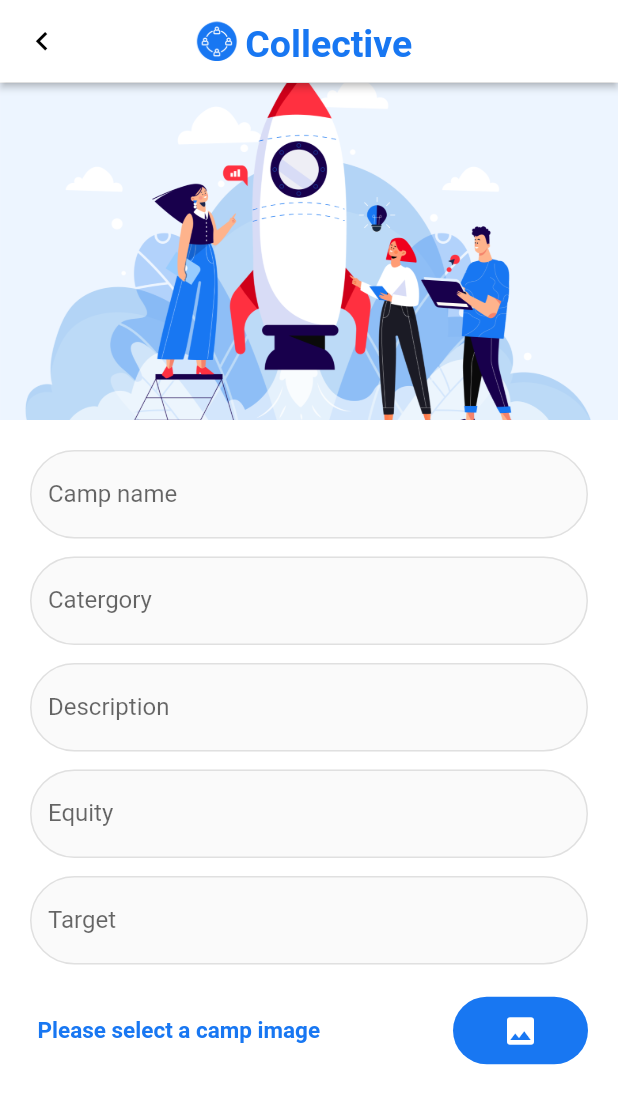
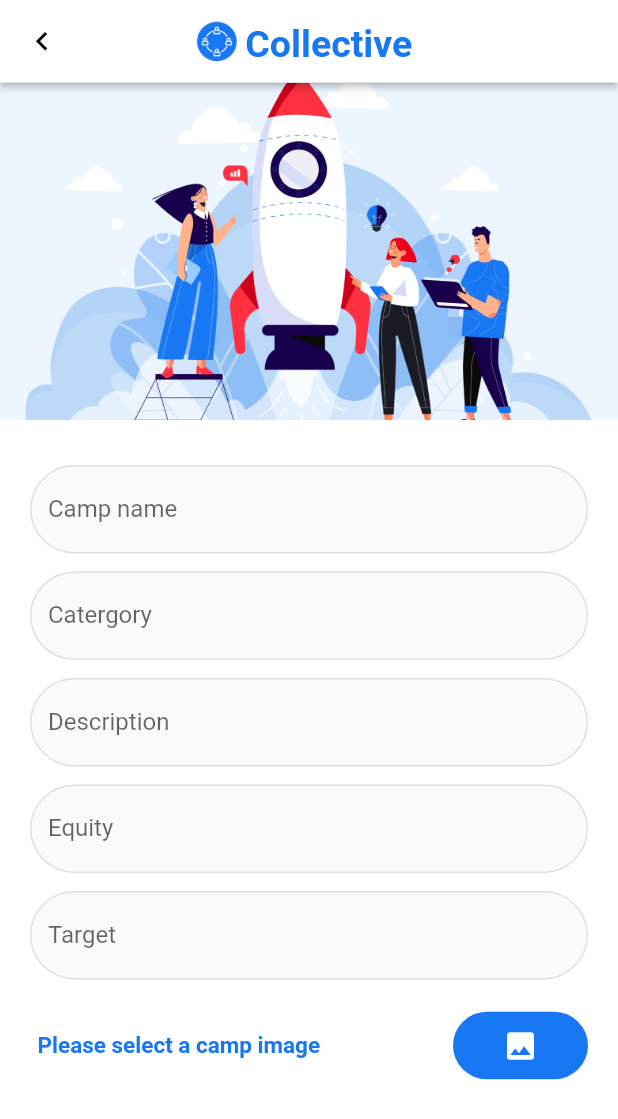
Before and after one commit to sagarparker/Collective, a Flutter app: the CreateCampScreen screen opened by its route, on a phone screen of 412 x 824 dp. Shown: the top 1119 px of the screen. Run offline on Flutter 3.47's test engine with Material 2 defaults, Android fonts, the phone set to English and light mode, and no system bars; our stand-ins replace bottom_navy_bar, flutter_spinkit, form_field_validator, image_picker, percent_indicator, shared_preferences and 1 more; missing offline and left inert: pay, progressive_image; accounts and stored records are empty; Roboto replaces fonts that are missing (Avenir).

Commit message:
Update to the app UI

```diff
--- a/frontend/lib/main.dart
+++ b/frontend/lib/main.dart
@@ -15,9 +15,15 @@ import 'package:collective/screens/UsersCampScreen.dart';
 import 'package:collective/screens/UsersCollabScreen.dart';
 import 'package:collective/widgets/SplashScreenWidget.dart';
 import 'package:flutter/material.dart';
+import 'package:flutter/services.dart';
 
 void main() {
   runApp(MyApp());
+  SystemChrome.setSystemUIOverlayStyle(SystemUiOverlayStyle(
+    systemNavigationBarColor: Colors.white,
+    systemNavigationBarDividerColor: Color.fromRGBO(240, 240, 240, 1),
+    systemNavigationBarIconBrightness: Brightness.dark,
+  ));
 }
 
 class MyApp extends StatelessWidget {
--- a/frontend/lib/screens/CreateCampScreen.dart
+++ b/frontend/lib/screens/CreateCampScreen.dart
@@ -191,7 +191,7 @@ class _CreateCampScreenState extends State<CreateCampScreen> {
                       ),
               ),
               Container(
-                height: 445,
+                height: 452,
                 margin: EdgeInsets.only(
                   left: 20,
                   right: 20,
@@ -201,7 +201,7 @@ class _CreateCampScreenState extends State<CreateCampScreen> {
                   child: ListView(
                     children: [
                       Container(
-                        margin: EdgeInsets.only(top: 20),
+                        margin: EdgeInsets.only(top: 30),
                         child: TextFormField(
                           decoration: InputDecoration(
                             labelText: 'Camp name',
--- a/frontend/lib/screens/InvestInCamp.dart
+++ b/frontend/lib/screens/InvestInCamp.dart
@@ -302,7 +302,7 @@ class _InvestInCampState extends State<InvestInCamp> {
                 padding: EdgeInsets.only(
                   left: 32,
                   right: 32,
-                  top: 8,
+                  top: 25,
                 ),
                 child: Image.asset(
                   'assets/images/InvestInCamp.png',
--- a/frontend/lib/widgets/CampListViewWidget.dart
+++ b/frontend/lib/widgets/CampListViewWidget.dart
@@ -101,8 +101,9 @@ class CampListViewWidget extends StatelessWidget {
                             child: Text(
                               snapshot.data['details'][index]
                                   ['camp_description'],
+                              textAlign: TextAlign.justify,
                               style: TextStyle(
-                                fontSize: 15,
+                                fontSize: 15.5,
                                 color: Colors.grey[600],
                               ),
                             ),
--- a/frontend/lib/widgets/CampScreenWidgets/CampsAngelListWidget.dart
+++ b/frontend/lib/widgets/CampScreenWidgets/CampsAngelListWidget.dart
@@ -135,7 +135,7 @@ class _CampsAngelListWidgetState extends State<CampsAngelListWidget> {
                                           Theme.of(context).primaryColor,
                                       padding: EdgeInsets.all(0),
                                       content: Container(
-                                        height: 160,
+                                        height: 165,
                                         child: Column(
                                           mainAxisAlignment:
                                               MainAxisAlignment.center,
--- a/frontend/lib/widgets/CampScreenWidgets/CollabWidget.dart
+++ b/frontend/lib/widgets/CampScreenWidgets/CollabWidget.dart
@@ -14,6 +14,9 @@ class CollabWidget extends StatelessWidget {
     return Column(
       mainAxisAlignment: MainAxisAlignment.center,
       children: [
+        SizedBox(
+          height: 8,
+        ),
         Container(
           width: MediaQuery.of(context).size.width - 40,
           height: 60,
--- a/frontend/lib/widgets/CampScreenWidgets/InvestWidget.dart
+++ b/frontend/lib/widgets/CampScreenWidgets/InvestWidget.dart
@@ -128,6 +128,9 @@ class _InvestWidgetState extends State<InvestWidget> {
     return Column(
       mainAxisAlignment: MainAxisAlignment.center,
       children: [
+        SizedBox(
+          height: 8,
+        ),
         Container(
           width: MediaQuery.of(context).size.width - 40,
           height: 60,
@@ -136,7 +139,7 @@ class _InvestWidgetState extends State<InvestWidget> {
           ),
           child: Text(
             widget.snapshot.data["details"]["camp_description"],
-            textAlign: TextAlign.start,
+            textAlign: TextAlign.justify,
             style: TextStyle(
               fontSize: 17,
               color: Colors.black,
```
